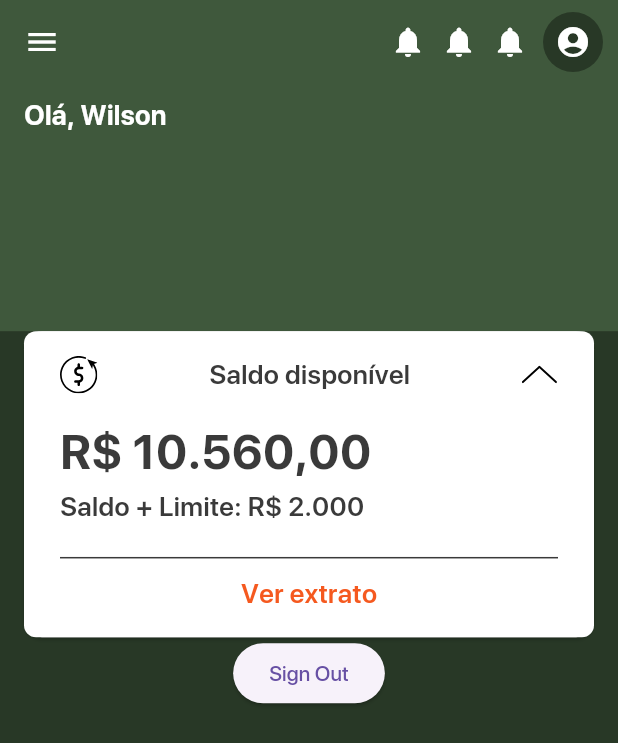
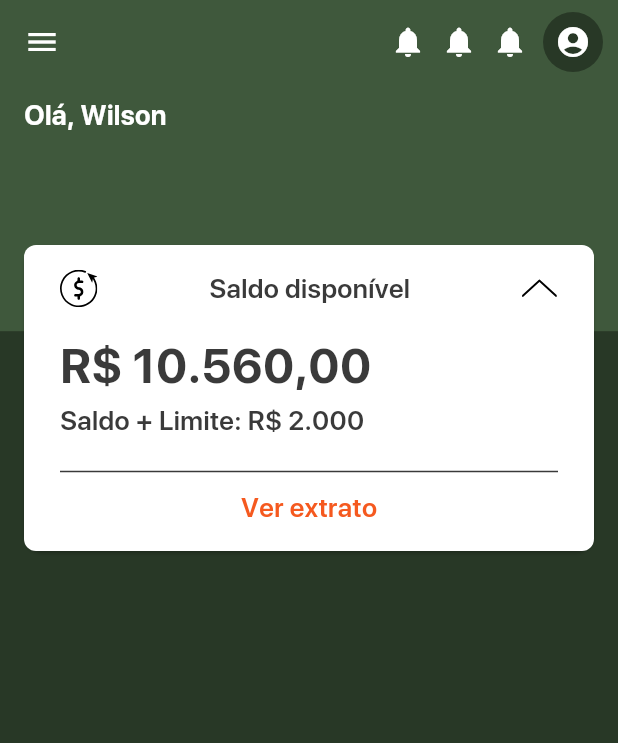
Before and after one commit to WGS-94/Flutter-TodoApp, a Flutter app: the HomeScreen screen opened directly, on a phone screen of 412 x 824 dp. Shown: the top 743 px of the screen. Run offline on Flutter 3.47's test engine with Material 3 defaults, Android fonts, the light colour scheme and no system bars; our stand-ins replace flutter_svg.

Commit message:
:tada: Doing dashboard page and style it

```diff
--- a/lib/screens/home_screen.dart
+++ b/lib/screens/home_screen.dart
@@ -2,7 +2,8 @@ import 'package:flutter/material.dart';
 import 'package:projeqta/constants/app_settings.dart';
 // import 'package:flutter_svg/svg.dart';
 import 'package:projeqta/constants/colors.dart';
-import 'package:projeqta/screens/login_screen.dart';
+// import 'package:projeqta/screens/login_screen.dart';
+import 'package:projeqta/widgets/Header.dart';
 import 'package:projeqta/widgets/balances.dart';
 
 class HomeScreen extends StatefulWidget {
@@ -63,60 +64,34 @@ class _HomeScreenState extends State<HomeScreen> {
             ))
           ],
         ),
-      body: Column(
+        body: SingleChildScrollView(
+          child: Stack(
             children: [
-          Container(
-              padding: const EdgeInsets.symmetric(horizontal: 16, vertical: 8),
-              width: AppSettings.screenWidth,
-              height: AppSettings.screenHeight / 5,
-              color: green700,
-              child: const Column(
-                  crossAxisAlignment: CrossAxisAlignment.start,
-                  children: [
-                    Text(
-                      'Olá, Wilson',
-                      style: TextStyle(
-                          fontSize: 18,
-                          color: white,
-                          fontWeight: FontWeight.bold),
-                    )
-                  ])),
+              const Column(children: [
+                HeaderWidget(),
+                SizedBox(
+                  height: 200,
+                ),
+              ]),
               Positioned(
                   top: (AppSettings.screenHeight / 6) - 30,
-              child: const BalanceWidget()),
-          ElevatedButton(
-              onPressed: () async {
-                Navigator.push(context, MaterialPageRoute(builder: (context) {
-                  return const LoginScreen();
-                }));
-              },
-              child: const Text("Sign Out"))
+                  child: const BalanceWidget())
             ],
           ),
-    );
+        ));
+    // Column(
+    //   children: [
+    //     Positioned(
+    //         top: (AppSettings.screenHeight / 6) - 30,
+    //         child: const BalanceWidget()),
+    //     ElevatedButton(
+    //         onPressed: () async {
+    //           Navigator.push(context, MaterialPageRoute(builder: (context) {
+    //             return const LoginScreen();
+    //           }));
+    //         },
+    //         child: const Text("Sign Out"))
+    //   ],
+    // ),
   }
 }
-
-class HeaderWidget extends StatelessWidget {
-  const HeaderWidget({
-    super.key,
-  });
-
-  @override
-  Widget build(BuildContext context) {
-    return Container(
-        padding: const EdgeInsets.symmetric(horizontal: 16, vertical: 8),
-        width: AppSettings.screenWidth,
-        height: AppSettings.screenHeight / 5,
-        color: green700,
-        child: const Column(
-            crossAxisAlignment: CrossAxisAlignment.start,
-            children: [
-              Text(
-                'Olá, Wilson',
-                style: TextStyle(
-                    fontSize: 18, color: white, fontWeight: FontWeight.bold),
-              )
-            ]));
-  }
-}
--- /dev/null
+++ b/lib/widgets/header.dart
@@ -0,0 +1,28 @@
+// ignore: file_names
+import 'package:flutter/material.dart';
+import 'package:projeqta/constants/app_settings.dart';
+import 'package:projeqta/constants/colors.dart';
+
+class HeaderWidget extends StatelessWidget {
+  const HeaderWidget({
+    super.key,
+  });
+
+  @override
+  Widget build(BuildContext context) {
+    return Container(
+        padding: const EdgeInsets.symmetric(horizontal: 16, vertical: 8),
+        width: AppSettings.screenWidth,
+        height: AppSettings.screenHeight / 5,
+        color: green700,
+        child: const Column(
+            crossAxisAlignment: CrossAxisAlignment.start,
+            children: [
+              Text(
+                'Olá, Wilson',
+                style: TextStyle(
+                    fontSize: 18, color: white, fontWeight: FontWeight.bold),
+              )
+            ]));
+  }
+}
```
Lines whose indentation alone changed are shown as unchanged.
